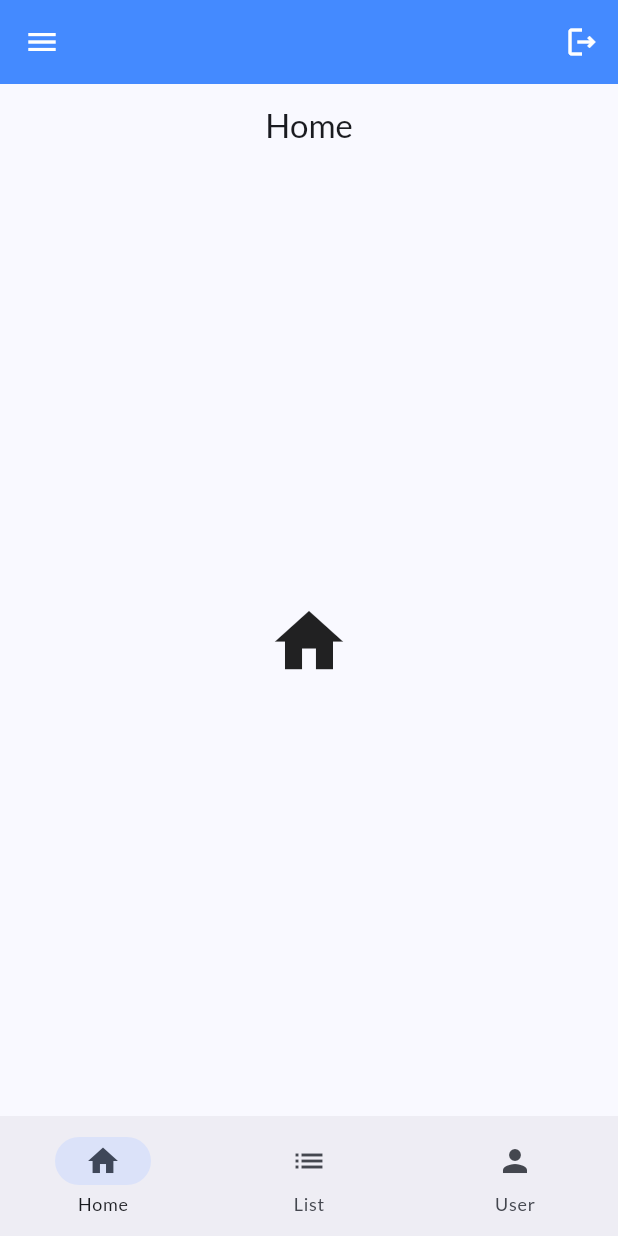
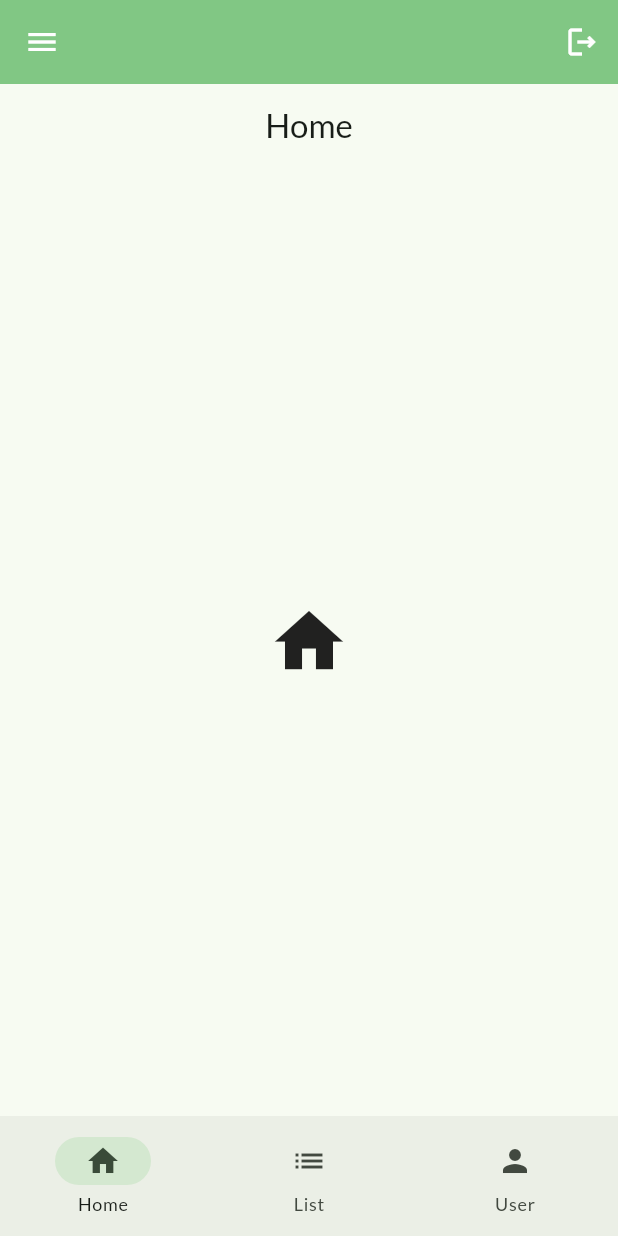
Before and after one commit to johninquest/posa, a Flutter app: the screen it shows after launch, after a tap on the "home" icon, on a phone screen of 412 x 824 dp. Run offline on Flutter 3.47's test engine with Material 3 defaults, Android fonts, the phone set to English and light mode, and no system bars; our stand-ins replace go_router, google_fonts, package_info_plus.

Commit message:
still bootstrapping

```diff
--- a/lib/pages/auth.dart
+++ b/lib/pages/auth.dart
@@ -13,7 +13,7 @@ class AuthPage extends StatelessWidget {
     return Scaffold(
       appBar: AppBar(
         title: const Text(
-          'repr',
+          'pos app',
           style: TextStyle(color: primaryColor),
         ),
         centerTitle: true,
--- a/lib/pages/home.dart
+++ b/lib/pages/home.dart
@@ -50,11 +50,11 @@ class _HomePageState extends State<HomePage> {
     // final dtHelper = DateTimeHelper();
     return Scaffold(
       appBar: AppBar(
-        iconTheme: const IconThemeData(color: textWhiteColor),
+        iconTheme: const IconThemeData(color: txtWhiteColor),
         backgroundColor: primaryColor,
         title: const Text(
           '',
-          style: TextStyle(color: textWhiteColor, letterSpacing: 1.0),
+          style: TextStyle(color: txtWhiteColor, letterSpacing: 1.0),
         ),
         centerTitle: true,
         actions: [
--- a/lib/style/colors.dart
+++ b/lib/style/colors.dart
@@ -1,9 +1,9 @@
 import 'package:flutter/material.dart';
 
-const Color primaryColor = Colors.blueAccent;
+const Color primaryColor = Color(0xff81C784);
 // const Color primaryColor = Color(0xff6667ab);
 // final primaryColor2 = Colors.blue[900];
 const Color secondaryColor = Color(0xFFfff83b);
 const Color warnColor = Color(0xFFf44336);
-const Color textBlackColor = Color(0xFF000000);
-const Color textWhiteColor = Color(0xFFFFFFFF);
+const Color txtBlackColor = Color(0xFF000000);
+const Color txtWhiteColor = Color(0xFFFFFFFF);
--- a/pubspec.yaml
+++ b/pubspec.yaml
@@ -16,7 +16,7 @@ publish_to: "none" # Remove this line if you wish to publish to pub.dev
 # https://developer.apple.com/library/archive/documentation/General/Reference/InfoPlistKeyReference/Articles/CoreFoundationKeys.html
 # In Windows, build-name is used as the major, minor, and patch parts
 # of the product and file versions while build-number is used as the build suffix.
-version: 0.1.15+1
+version: 0.1.19+1
 
 environment:
   sdk: ">=3.1.2 <4.0.0"
```
